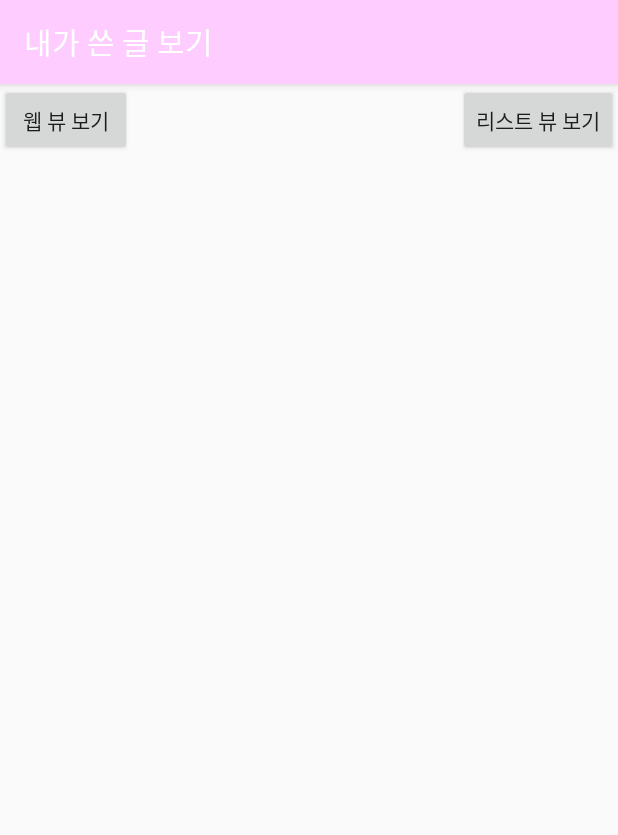
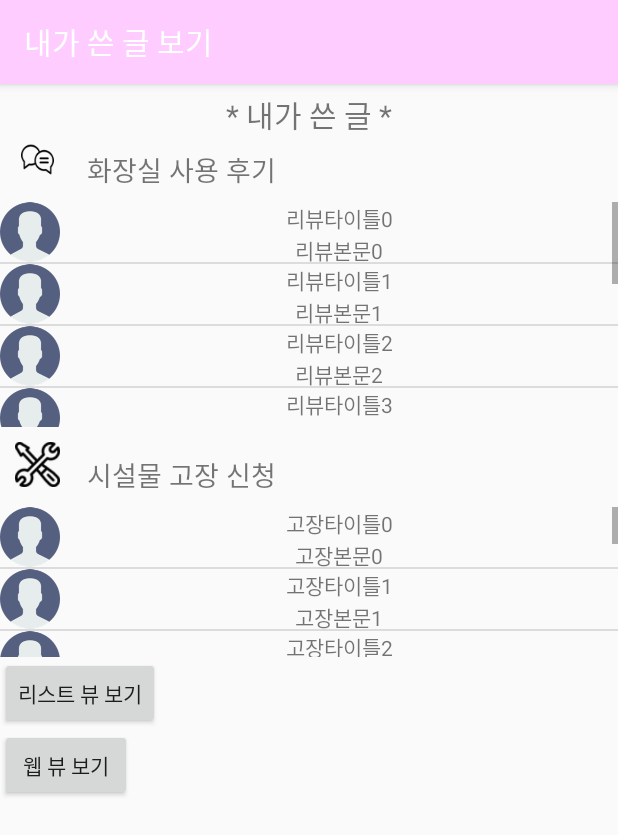
Before and after one commit to nu1002/TomnTOMS, an Android app: the menu_write screen opened directly, with no data from a screen before it, on a phone screen of 412 x 824 dp. Shown: the top 835 px of the screen. Run offline under Robolectric (Android 15) with nearby library versions, the phone set to English and light mode, and no system bars.

Commit message:
리스트뷰 샘플제작

```diff
--- a/TOMS/app/src/main/java/kr/ac/kpu/toms/listViewTestActivity.java
+++ b/TOMS/app/src/main/java/kr/ac/kpu/toms/listViewTestActivity.java
@@ -20,6 +20,9 @@ public class listViewTestActivity extends AppCompatActivity {
        listView = (ListView)findViewById(R.id.listview1);
        listView.setAdapter(adapter);
 
-       adapter.addItem(ContextCompat.getDrawable(this, R.drawable.profile_blank), "타이틀", "본문");
+       for(int i=0; i<10; i++){
+           adapter.addItem(ContextCompat.getDrawable(this, R.drawable.profile_blank), "타이틀"+i, "본문"+i);
+       }
+
     }
 }
--- a/TOMS/app/src/main/java/kr/ac/kpu/toms/menu_write.java
+++ b/TOMS/app/src/main/java/kr/ac/kpu/toms/menu_write.java
@@ -2,22 +2,47 @@ package kr.ac.kpu.toms;
 
 import android.content.Intent;
 import android.os.Bundle;
+import android.support.v4.content.ContextCompat;
 import android.support.v7.app.AppCompatActivity;
 import android.view.View;
 import android.widget.Button;
+import android.widget.ListView;
 
 public class menu_write extends AppCompatActivity {
     Button listViewBtn;
     Button webViewBtn;
+    ListView reviewList;
+    ListView wrongList;
+    ListViewAdapter reviewAdapter;
+    ListViewAdapter wrongAdapter;
+
 
     @Override
     protected void onCreate(Bundle savedInstanceState) {
         super.onCreate(savedInstanceState);
         setContentView(R.layout.activity_menu_write);
 
+        reviewAdapter = new ListViewAdapter();
+        wrongAdapter = new ListViewAdapter();
 
         listViewBtn = (Button)findViewById(R.id.listViewBtn);
         webViewBtn = (Button)findViewById(R.id.webViewBtn);
+
+        reviewList =(ListView)findViewById(R.id.writeReview);
+        reviewList.setAdapter(reviewAdapter);
+
+        wrongList = (ListView)findViewById(R.id.writeWrong);
+        wrongList.setAdapter(wrongAdapter);
+
+
+        for(int i=0; i<10; i++){
+            reviewAdapter.addItem(ContextCompat.getDrawable(this, R.drawable.profile_blank), "리뷰타이틀"+i, "리뷰본문"+i);
+        }
+        for(int i=0; i<10; i++){
+            wrongAdapter.addItem(ContextCompat.getDrawable(this, R.drawable.profile_blank), "고장타이틀"+i, "고장본문"+i);
+        }
+
+
 
         listViewBtn.setOnClickListener(new View.OnClickListener() {
             @Override
--- a/TOMS/app/src/main/res/layout/activity_menu_write.xml
+++ b/TOMS/app/src/main/res/layout/activity_menu_write.xml
@@ -1,11 +1,92 @@
 <?xml version="1.0" encoding="utf-8"?>
-<android.support.constraint.ConstraintLayout xmlns:android="http://schemas.android.com/apk/res/android"
+<LinearLayout xmlns:android="http://schemas.android.com/apk/res/android"
     xmlns:app="http://schemas.android.com/apk/res-auto"
     xmlns:tools="http://schemas.android.com/tools"
+    android:orientation="vertical"
     android:layout_width="match_parent"
     android:layout_height="match_parent"
     tools:context="kr.ac.kpu.toms.menu_write">
+    <!--내가 쓴 글-->
+    <TextView
+        android:layout_width="match_parent"
+        android:layout_height="wrap_content"
+        android:layout_marginTop="5dp"
+        android:textSize="20dp"
+        android:gravity="center"
+        android:text="* 내가 쓴 글 *"/>
 
+    <TableLayout
+        android:layout_width="match_parent"
+        android:layout_height="wrap_content">
+
+        <TableRow
+            android:layout_width="match_parent"
+            android:layout_height="wrap_content">
+
+            <ImageView
+                android:layout_width="30dp"
+                android:layout_height="30dp"
+                android:layout_marginLeft="10dp"
+                app:srcCompat="@drawable/review_current"
+                />
+
+            <Space
+                android:layout_width="10dp"
+                android:layout_height="wrap_content"/>
+
+            <TextView
+                android:layout_width="wrap_content"
+                android:layout_height="wrap_content"
+                android:textSize="18dp"
+                android:layout_margin="8dp"
+                android:text="화장실 사용 후기"/>
+        </TableRow>
+
+    </TableLayout>
+
+    <ListView
+        android:layout_width="match_parent"
+        android:layout_height="150dp"
+        android:id="@+id/writeReview">
+
+    </ListView>
+
+    <TableLayout
+        android:layout_marginTop="10dp"
+        android:layout_width="match_parent"
+        android:layout_height="wrap_content">
+
+        <TableRow
+            android:layout_width="match_parent"
+            android:layout_height="wrap_content">
+
+            <ImageView
+                android:layout_width="30dp"
+                android:layout_height="30dp"
+                android:layout_marginLeft="10dp"
+                app:srcCompat="@drawable/wrong_current"
+                />
+
+            <Space
+                android:layout_width="10dp"
+                android:layout_height="wrap_content"/>
+
+            <TextView
+                android:layout_width="wrap_content"
+                android:layout_height="wrap_content"
+                android:textSize="18dp"
+                android:layout_margin="8dp"
+                android:text="시설물 고장 신청"/>
+        </TableRow>
+
+    </TableLayout>
+
+    <ListView
+        android:layout_width="match_parent"
+        android:layout_height="100dp"
+        android:id="@+id/writeWrong">
+
+    </ListView>
     <Button
         android:id="@+id/listViewBtn"
         android:layout_width="wrap_content"
@@ -22,4 +103,4 @@
         android:onClick="onClick"
         app:layout_constraintBottom_toBottomOf="@id/listViewBtn" />
 
-</android.support.constraint.ConstraintLayout>
+</LinearLayout>
```
Also changed, not shown: TOMS/app/src/main/java/kr/ac/kpu/toms/menu_review.java (+16 -1 lines), TOMS/app/src/main/java/kr/ac/kpu/toms/menu_wrong.java (+16 -1 lines), TOMS/app/src/main/res/layout/activity_menu_review.xml (+39 -2 lines), TOMS/app/src/main/res/layout/activity_menu_wrong.xml (+39 -2 lines).
